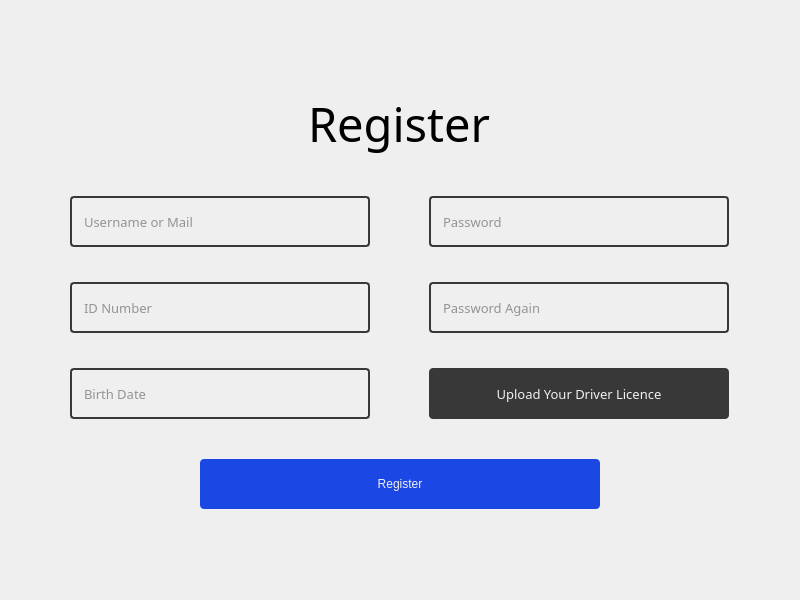
Qt form ui/uiFiles/registerWindow.ui (efeKbkci/CarRentalApp) before a commit.
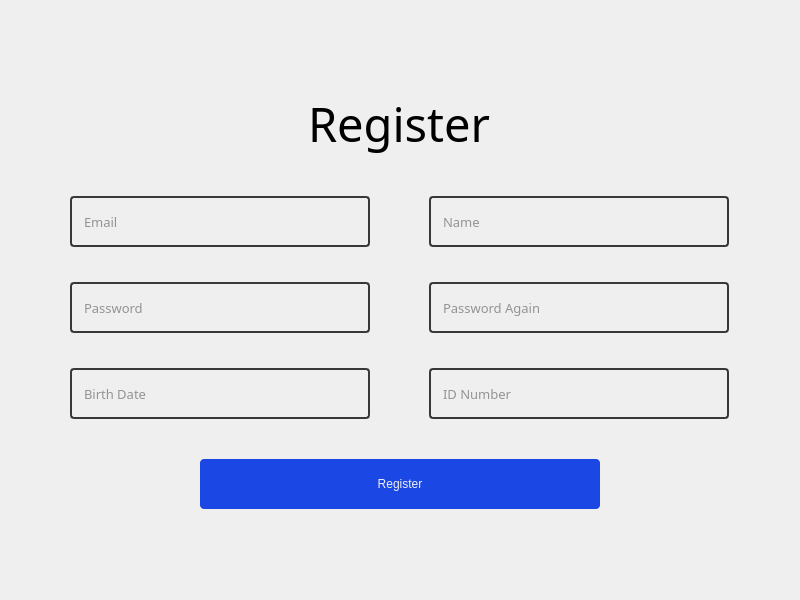
The same form after that commit.

What changed in the file:
```diff
--- a/ui/uiFiles/registerWindow.ui
+++ b/ui/uiFiles/registerWindow.ui
@@ -68,102 +68,6 @@
      <property name="verticalSpacing">
       <number>35</number>
      </property>
-     <item row="1" column="0">
-      <widget class="QLineEdit" name="idTf">
-       <property name="sizePolicy">
-        <sizepolicy hsizetype="Minimum" vsizetype="Fixed">
-         <horstretch>0</horstretch>
-         <verstretch>0</verstretch>
-        </sizepolicy>
-       </property>
-       <property name="minimumSize">
-        <size>
-         <width>270</width>
-         <height>51</height>
-        </size>
-       </property>
-       <property name="maximumSize">
-        <size>
-         <width>300</width>
-         <height>51</height>
-        </size>
-       </property>
-       <property name="font">
-        <font>
-         <family>Roboto Mono</family>
-         <pointsize>10</pointsize>
-        </font>
-       </property>
-       <property name="placeholderText">
-        <string>ID Number</string>
-       </property>
-      </widget>
-     </item>
-     <item row="3" column="0">
-      <widget class="QLineEdit" name="birthDateTf">
-       <property name="sizePolicy">
-        <sizepolicy hsizetype="Minimum" vsizetype="Fixed">
-         <horstretch>0</horstretch>
-         <verstretch>0</verstretch>
-        </sizepolicy>
-       </property>
-       <property name="minimumSize">
-        <size>
-         <width>270</width>
-         <height>51</height>
-        </size>
-       </property>
-       <property name="maximumSize">
-        <size>
-         <width>300</width>
-         <height>51</height>
-        </size>
-       </property>
-       <property name="font">
-        <font>
-         <family>Roboto Mono</family>
-         <pointsize>10</pointsize>
-        </font>
-       </property>
-       <property name="placeholderText">
-        <string>Birth Date</string>
-       </property>
-      </widget>
-     </item>
-     <item row="0" column="1">
-      <widget class="QLineEdit" name="passwordTf">
-       <property name="sizePolicy">
-        <sizepolicy hsizetype="Minimum" vsizetype="Fixed">
-         <horstretch>0</horstretch>
-         <verstretch>0</verstretch>
-        </sizepolicy>
-       </property>
-       <property name="minimumSize">
-        <size>
-         <width>270</width>
-         <height>51</height>
-        </size>
-       </property>
-       <property name="maximumSize">
-        <size>
-         <width>300</width>
-         <height>51</height>
-        </size>
-       </property>
-       <property name="font">
-        <font>
-         <family>Roboto Mono</family>
-         <pointsize>10</pointsize>
-        </font>
-       </property>
-       <property name="text">
-        <string/>
-       </property>
-       <property name="placeholderText">
-        <string>Password</string>
-       </property>
-      </widget>
-     </item>
      <item row="1" column="1">
       <widget class="QLineEdit" name="passwordAgainTf">
        <property name="sizePolicy">
@@ -195,6 +99,40 @@
        </property>
       </widget>
      </item>
+     <item row="0" column="1">
+      <widget class="QLineEdit" name="name_tf">
+       <property name="sizePolicy">
+        <sizepolicy hsizetype="Minimum" vsizetype="Fixed">
+         <horstretch>0</horstretch>
+         <verstretch>0</verstretch>
+        </sizepolicy>
+       </property>
+       <property name="minimumSize">
+        <size>
+         <width>270</width>
+         <height>51</height>
+        </size>
+       </property>
+       <property name="maximumSize">
+        <size>
+         <width>300</width>
+         <height>51</height>
+        </size>
+       </property>
+       <property name="font">
+        <font>
+         <family>Roboto Mono</family>
+         <pointsize>10</pointsize>
+        </font>
+       </property>
+       <property name="text">
+        <string/>
+       </property>
+       <property name="placeholderText">
+        <string>Name</string>
+       </property>
+      </widget>
+     </item>
      <item row="0" column="0" alignment="Qt::AlignHCenter">
       <widget class="QLineEdit" name="usernameTf">
        <property name="sizePolicy">
@@ -222,12 +160,74 @@
         </font>
        </property>
        <property name="placeholderText">
-        <string>Username or Mail</string>
+        <string>Email</string>
+       </property>
+      </widget>
+     </item>
+     <item row="1" column="0">
+      <widget class="QLineEdit" name="password_tf">
+       <property name="sizePolicy">
+        <sizepolicy hsizetype="Minimum" vsizetype="Fixed">
+         <horstretch>0</horstretch>
+         <verstretch>0</verstretch>
+        </sizepolicy>
+       </property>
+       <property name="minimumSize">
+        <size>
+         <width>270</width>
+         <height>51</height>
+        </size>
+       </property>
+       <property name="maximumSize">
+        <size>
+         <width>300</width>
+         <height>51</height>
+        </size>
+       </property>
+       <property name="font">
+        <font>
+         <family>Roboto Mono</family>
+         <pointsize>10</pointsize>
+        </font>
+       </property>
+       <property name="placeholderText">
+        <string>Password</string>
+       </property>
+      </widget>
+     </item>
+     <item row="3" column="0">
+      <widget class="QLineEdit" name="birthdate_tf">
+       <property name="sizePolicy">
+        <sizepolicy hsizetype="Minimum" vsizetype="Fixed">
+         <horstretch>0</horstretch>
+         <verstretch>0</verstretch>
+        </sizepolicy>
+       </property>
+       <property name="minimumSize">
+        <size>
+         <width>270</width>
+         <height>51</height>
+        </size>
+       </property>
+       <property name="maximumSize">
+        <size>
+         <width>300</width>
+         <height>51</height>
+        </size>
+       </property>
+       <property name="font">
+        <font>
+         <family>Roboto Mono</family>
+         <pointsize>10</pointsize>
+        </font>
+       </property>
+       <property name="placeholderText">
+        <string>Birth Date</string>
        </property>
       </widget>
      </item>
      <item row="3" column="1">
-      <widget class="QPushButton" name="driverLicenceTf">
+      <widget class="QLineEdit" name="id_tf">
        <property name="sizePolicy">
         <sizepolicy hsizetype="Minimum" vsizetype="Fixed">
          <horstretch>0</horstretch>
@@ -252,15 +252,8 @@
          <pointsize>10</pointsize>
         </font>
        </property>
-       <property name="styleSheet">
-        <string notr="true">QPushButton  {
-	background-color: #383838;
-	color : #F0F0F0;
-	border-radius: 4px;
-}</string>
-       </property>
-       <property name="text">
-        <string>Upload Your Driver Licence</string>
+       <property name="placeholderText">
+        <string>ID Number</string>
        </property>
       </widget>
      </item>
```
Left out of the diff: 12 changed lines with no effect on the pictures.
